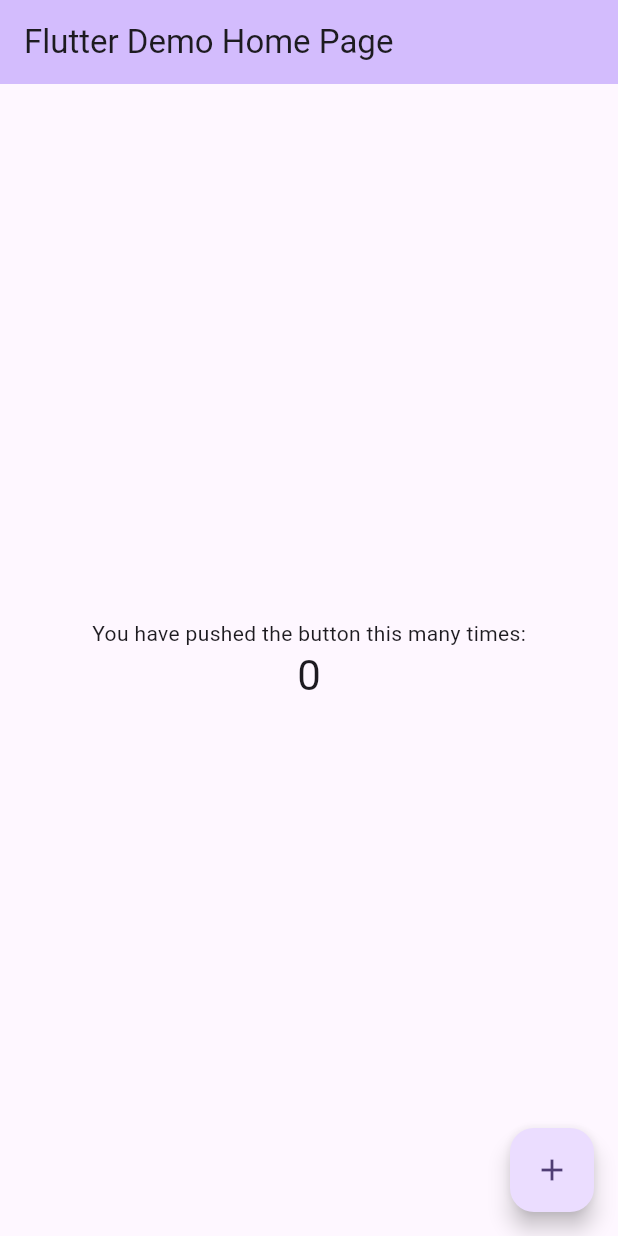
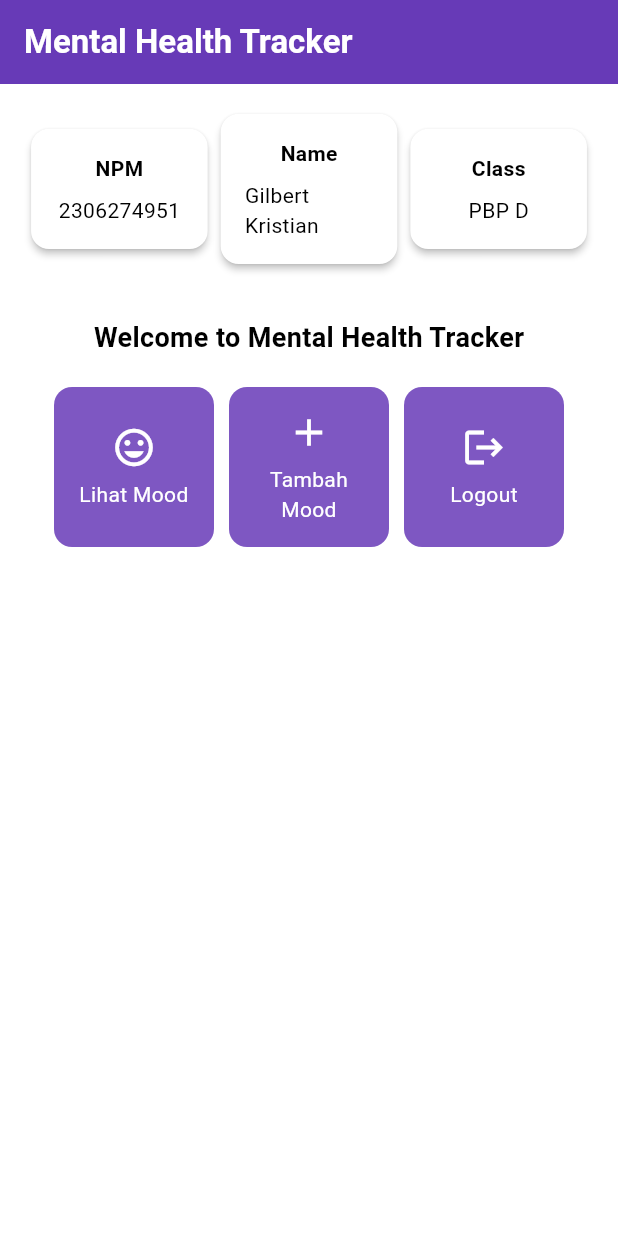
Before and after one commit to gilbertkristiaan/mental-health-tracker-mobile, a Flutter app: the screen it shows after launch, on a phone screen of 412 x 824 dp. Run offline on Flutter 3.47's test engine with Material 3 defaults, Android fonts, the phone set to English and light mode, and no system bars.

Commit message:
selesai tutor 6

```diff
--- a/lib/main.dart
+++ b/lib/main.dart
@@ -1,4 +1,6 @@
 import 'package:flutter/material.dart';
+import 'package:mental_health_tracker/menu.dart';
+
 
 void main() {
   runApp(const MyApp());
@@ -28,98 +30,10 @@ class MyApp extends StatelessWidget {
         //
         // This works for code too, not just values: Most code changes can be
         // tested with just a hot reload.
-        colorScheme: ColorScheme.fromSeed(seedColor: Colors.deepPurple),
+        colorScheme: ColorScheme.fromSwatch( primarySwatch: Colors.deepPurple, ).copyWith(secondary: Colors.deepPurple[400]),
         useMaterial3: true,
       ),
-      home: const MyHomePage(title: 'Flutter Demo Home Page'),
+      home: MyHomePage(),
     );
   }
 }
-
-class MyHomePage extends StatefulWidget {
-  const MyHomePage({super.key, required this.title});
-
-  // This widget is the home page of your application. It is stateful, meaning
-  // that it has a State object (defined below) that contains fields that affect
-  // how it looks.
-
-  // This class is the configuration for the state. It holds the values (in this
-  // case the title) provided by the parent (in this case the App widget) and
-  // used by the build method of the State. Fields in a Widget subclass are
-  // always marked "final".
-
-  final String title;
-
-  @override
-  State<MyHomePage> createState() => _MyHomePageState();
-}
-
-class _MyHomePageState extends State<MyHomePage> {
-  int _counter = 0;
-
-  void _incrementCounter() {
-    setState(() {
-      // This call to setState tells the Flutter framework that something has
-      // changed in this State, which causes it to rerun the build method below
-      // so that the display can reflect the updated values. If we changed
-      // _counter without calling setState(), then the build method would not be
-      // called again, and so nothing would appear to happen.
-      _counter++;
-    });
-  }
-
-  @override
-  Widget build(BuildContext context) {
-    // This method is rerun every time setState is called, for instance as done
-    // by the _incrementCounter method above.
-    //
-    // The Flutter framework has been optimized to make rerunning build methods
-    // fast, so that you can just rebuild anything that needs updating rather
-    // than having to individually change instances of widgets.
-    return Scaffold(
-      appBar: AppBar(
-        // TRY THIS: Try changing the color here to a specific color (to
-        // Colors.amber, perhaps?) and trigger a hot reload to see the AppBar
-        // change color while the other colors stay the same.
-        backgroundColor: Theme.of(context).colorScheme.inversePrimary,
-        // Here we take the value from the MyHomePage object that was created by
-        // the App.build method, and use it to set our appbar title.
-        title: Text(widget.title),
-      ),
-      body: Center(
-        // Center is a layout widget. It takes a single child and positions it
-        // in the middle of the parent.
-        child: Column(
-          // Column is also a layout widget. It takes a list of children and
-          // arranges them vertically. By default, it sizes itself to fit its
-          // children horizontally, and tries to be as tall as its parent.
-          //
-          // Column has various properties to control how it sizes itself and
-          // how it positions its children. Here we use mainAxisAlignment to
-          // center the children vertically; the main axis here is the vertical
-          // axis because Columns are vertical (the cross axis would be
-          // horizontal).
-          //
-          // TRY THIS: Invoke "debug painting" (choose the "Toggle Debug Paint"
-          // action in the IDE, or press "p" in the console), to see the
-          // wireframe for each widget.
-          mainAxisAlignment: MainAxisAlignment.center,
-          children: <Widget>[
-            const Text(
-              'You have pushed the button this many times:',
-            ),
-            Text(
-              '$_counter',
-              style: Theme.of(context).textTheme.headlineMedium,
-            ),
-          ],
-        ),
-      ),
-      floatingActionButton: FloatingActionButton(
-        onPressed: _incrementCounter,
-        tooltip: 'Increment',
-        child: const Icon(Icons.add),
-      ), // This trailing comma makes auto-formatting nicer for build methods.
-    );
-  }
-}
--- /dev/null
+++ b/lib/menu.dart
@@ -0,0 +1,187 @@
+import 'package:flutter/material.dart';
+
+class MyHomePage extends StatelessWidget {
+  final String npm = '2306274951'; // NPM
+  final String name = 'Gilbert Kristian'; // Nama
+  final String className = 'PBP D'; // Kelas
+  final List<ItemHomepage> items = [
+    ItemHomepage("Lihat Mood", Icons.mood),
+    ItemHomepage("Tambah Mood", Icons.add),
+    ItemHomepage("Logout", Icons.logout),
+  ];
+
+  MyHomePage({super.key});
+
+  @override
+  Widget build(BuildContext context) {
+    // Scaffold menyediakan struktur dasar halaman dengan AppBar dan body.
+    return Scaffold(
+      // AppBar adalah bagian atas halaman yang menampilkan judul.
+      appBar: AppBar(
+        // Judul aplikasi "Mental Health Tracker" dengan teks putih dan tebal.
+        title: const Text(
+          'Mental Health Tracker',
+          style: TextStyle(
+            color: Colors.white,
+            fontWeight: FontWeight.bold,
+          ),
+        ),
+        // Warna latar belakang AppBar diambil dari skema warna tema aplikasi.
+        backgroundColor: Theme.of(context).colorScheme.primary,
+      ),
+      // Body halaman dengan padding di sekelilingnya.
+      body: Padding(
+        padding: const EdgeInsets.all(16.0),
+        // Menyusun widget secara vertikal dalam sebuah kolom.
+        child: Column(
+          crossAxisAlignment: CrossAxisAlignment.center,
+          children: [
+            // Row untuk menampilkan 3 InfoCard secara horizontal.
+            Row(
+              mainAxisAlignment: MainAxisAlignment.spaceEvenly,
+              children: [
+                InfoCard(title: 'NPM', content: npm),
+                InfoCard(title: 'Name', content: name),
+                InfoCard(title: 'Class', content: className),
+              ],
+            ),
+
+            // Memberikan jarak vertikal 16 unit.
+            const SizedBox(height: 16.0),
+
+            // Menempatkan widget berikutnya di tengah halaman.
+            Center(
+              child: Column(
+                // Menyusun teks dan grid item secara vertikal.
+
+                children: [
+                  // Menampilkan teks sambutan dengan gaya tebal dan ukuran 18.
+                  const Padding(
+                    padding: EdgeInsets.only(top: 16.0),
+                    child: Text(
+                      'Welcome to Mental Health Tracker',
+                      style: TextStyle(
+                        fontWeight: FontWeight.bold,
+                        fontSize: 18.0,
+                      ),
+                    ),
+                  ),
+
+                  // Grid untuk menampilkan ItemCard dalam bentuk grid 3 kolom.
+                  GridView.count(
+                    primary: true,
+                    padding: const EdgeInsets.all(20),
+                    crossAxisSpacing: 10,
+                    mainAxisSpacing: 10,
+                    crossAxisCount: 3,
+                    // Agar grid menyesuaikan tinggi kontennya.
+                    shrinkWrap: true,
+
+                    // Menampilkan ItemCard untuk setiap item dalam list items.
+                    children: items.map((ItemHomepage item) {
+                      return ItemCard(item);
+                    }).toList(),
+                  ),
+                ],
+              ),
+            ),
+          ],
+        ),
+      ),
+    );
+  }
+}
+
+class InfoCard extends StatelessWidget {
+  // Kartu informasi yang menampilkan title dan content.
+
+  final String title;  // Judul kartu.
+  final String content;  // Isi kartu.
+
+  const InfoCard({super.key, required this.title, required this.content});
+
+  @override
+  Widget build(BuildContext context) {
+    return Card(
+      // Membuat kotak kartu dengan bayangan dibawahnya.
+      elevation: 2.0,
+      child: Container(
+        // Mengatur ukuran dan jarak di dalam kartu.
+        width: MediaQuery.of(context).size.width / 3.5, // menyesuaikan dengan lebar device yang digunakan.
+        padding: const EdgeInsets.all(16.0),
+        // Menyusun title dan content secara vertikal.
+        child: Column(
+          children: [
+            Text(
+              title,
+              style: const TextStyle(fontWeight: FontWeight.bold),
+            ),
+            const SizedBox(height: 8.0),
+            Text(content),
+          ],
+        ),
+      ),
+    );
+  }
+}
+
+class ItemHomepage {
+  final String name;
+  final IconData icon;
+
+  ItemHomepage(this.name, this.icon);
+}
+
+class ItemCard extends StatelessWidget {
+  // Menampilkan kartu dengan ikon dan nama.
+
+  final ItemHomepage item;
+
+  const ItemCard(this.item, {super.key});
+
+  @override
+  Widget build(BuildContext context) {
+    return Material(
+      // Menentukan warna latar belakang dari tema aplikasi.
+      color: Theme.of(context).colorScheme.secondary,
+      // Membuat sudut kartu melengkung.
+      borderRadius: BorderRadius.circular(12),
+
+      child: InkWell(
+        // Aksi ketika kartu ditekan.
+        onTap: () {
+          // Menampilkan pesan SnackBar saat kartu ditekan.
+          ScaffoldMessenger.of(context)
+            ..hideCurrentSnackBar()
+            ..showSnackBar(
+                SnackBar(content: Text("Kamu telah menekan tombol ${item.name}!"))
+            );
+        },
+        // Container untuk menyimpan Icon dan Text
+        child: Container(
+          padding: const EdgeInsets.all(8),
+          child: Center(
+            child: Column(
+              // Menyusun ikon dan teks di tengah kartu.
+              mainAxisAlignment: MainAxisAlignment.center,
+              children: [
+                Icon(
+                  item.icon,
+                  color: Colors.white,
+                  size: 30.0,
+                ),
+                const Padding(padding: EdgeInsets.all(3)),
+                Text(
+                  item.name,
+                  textAlign: TextAlign.center,
+                  style: const TextStyle(color: Colors.white),
+                ),
+              ],
+            ),
+          ),
+        ),
+      ),
+    );
+  }
+
+}
```
